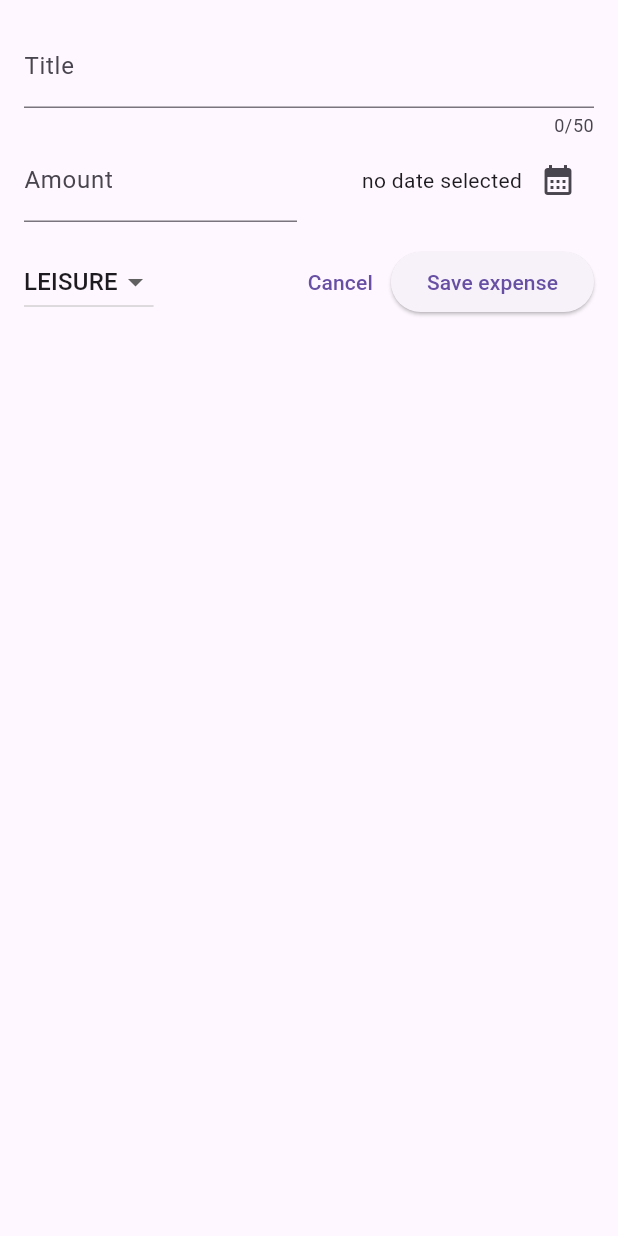
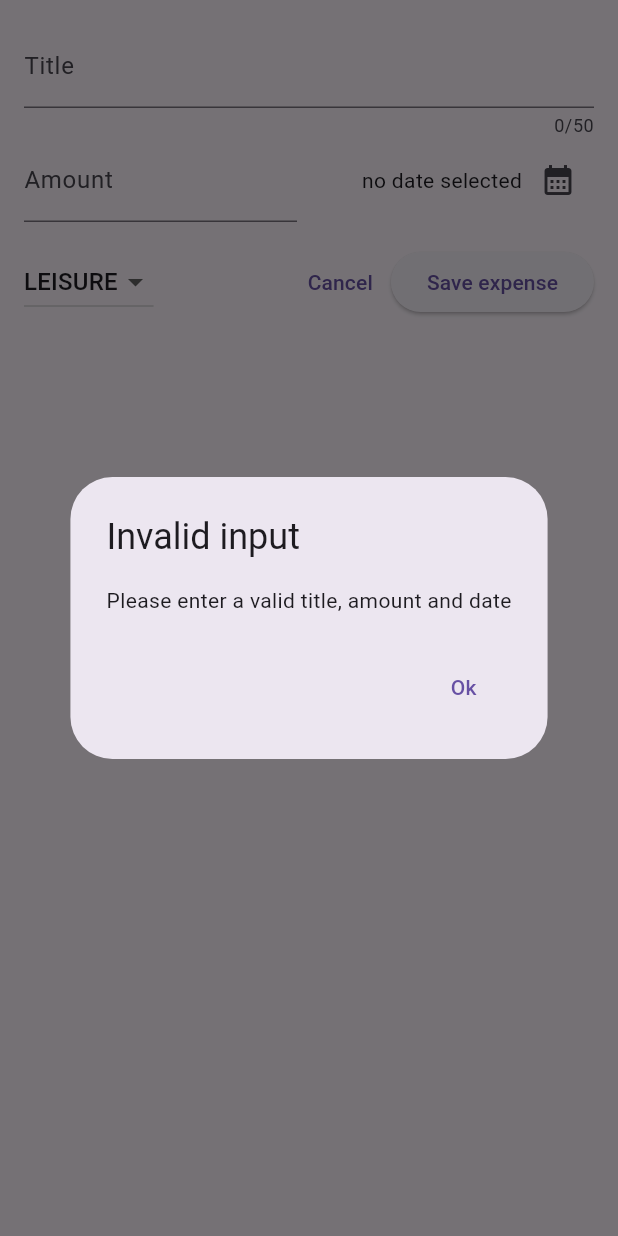
Before and after one commit to bozzimarcello/expense_tracker, a Flutter app: the NewExpense widget shown alone on an empty page, opened directly, after a tap on "Save expense", on a phone screen of 412 x 824 dp. Run offline on Flutter 3.47's test engine with Material 3 defaults, Android fonts, the phone set to English and light mode, and no system bars.

Commit message:
input validation added

```diff
--- a/lib/widgets/new_expense.dart
+++ b/lib/widgets/new_expense.dart
@@ -36,6 +36,31 @@ class _NewExpenseState extends State<NewExpense> {
         _selectedDate = pickedDate;
       }
     });
+  }
+
+  void _submitExpenseData() {
+    final enteredAmount = double.tryParse(
+        _amountController.text); // if is not a number, it will return null
+    final amountIsInvalid = enteredAmount == null || enteredAmount <= 0;
+    if (_amountController.text.trim().isEmpty ||
+        amountIsInvalid ||
+        _selectedDate == null) {
+      showDialog(context: context, builder: (ctx) => AlertDialog(
+        title: const Text('Invalid input'),
+        content: const Text('Please enter a valid title, amount and date'),
+        actions: [
+          TextButton(
+            onPressed: () {
+              Navigator.pop(ctx);
+            },
+            child: const Text('Ok'),
+          ),
+        ],
+      ));
+      return;
+    } // if the amount is not a number or is less than or equal to 0, we will return
+
+
   }
 
   @override
@@ -93,7 +118,8 @@ class _NewExpenseState extends State<NewExpense> {
               ),
             ],
           ),
-          const SizedBox( // needed to add some space between the two rows
+          const SizedBox(
+            // needed to add some space between the two rows
             height: 16,
           ),
           Row(
@@ -117,7 +143,7 @@ class _NewExpenseState extends State<NewExpense> {
                       _selectedCategory = value;
                     });
                   }),
-                  const Spacer(),
+              const Spacer(),
               TextButton(
                 onPressed: () {
                   Navigator.pop(context);
@@ -125,11 +151,7 @@ class _NewExpenseState extends State<NewExpense> {
                 child: const Text('Cancel'),
               ),
               ElevatedButton(
-                onPressed: () {
-                  // debug
-                  print(_titleController.text);
-                  print(_amountController.text);
-                },
+                onPressed: _submitExpenseData,
                 child: const Text('Save expense'),
               ),
             ],
```
